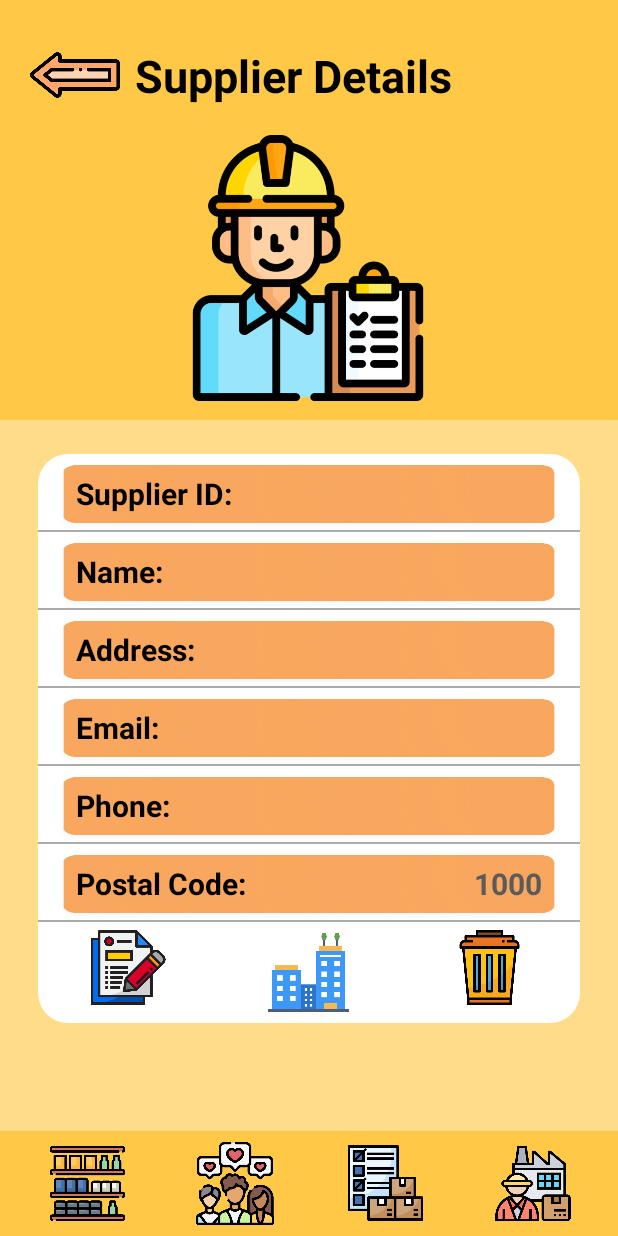
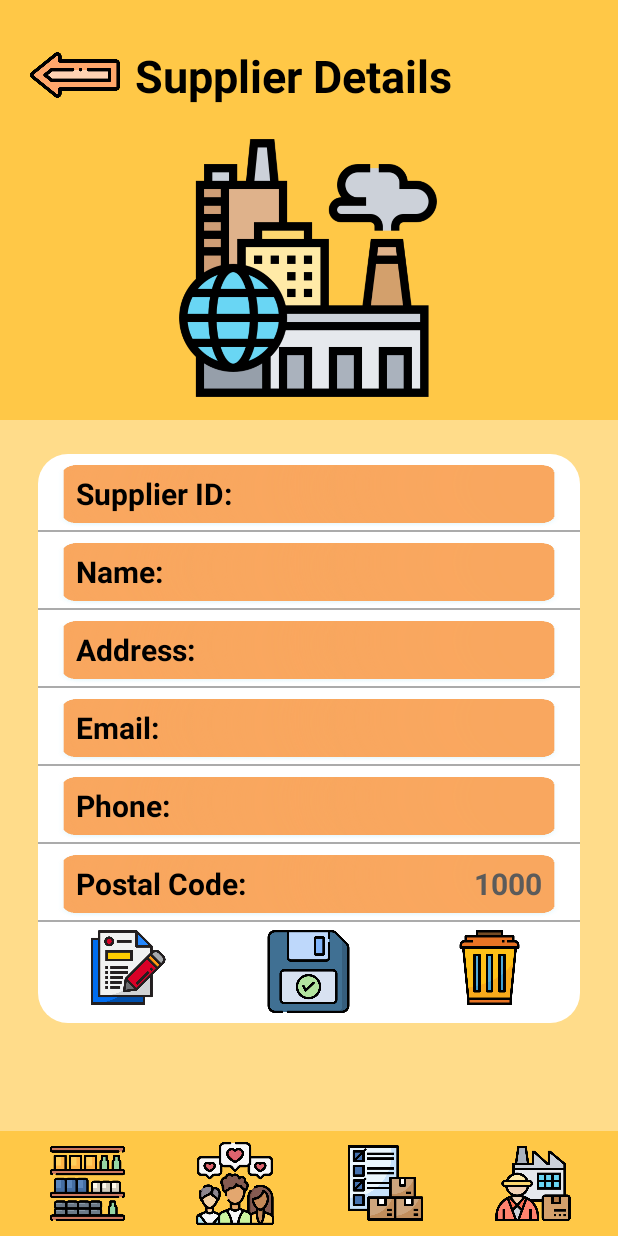
Before and after one commit to ChirathJ/Peaky-Blinders-MAD-Project, an Android app: the DetailsSupplier screen opened directly, with no data from a screen before it, on a phone screen of 412 x 824 dp. Run offline under Robolectric (Android 15) with nearby library versions, the phone set to English and light mode, and no system bars; Roboto replaces fonts that are not available here.

Commit message:
Image handling commit

```diff
--- a/app/src/main/res/layout/activity_add_supplier.xml
+++ b/app/src/main/res/layout/activity_add_supplier.xml
@@ -56,7 +56,7 @@
             app:layout_constraintHorizontal_bias="0.497"
             app:layout_constraintStart_toStartOf="parent"
             app:layout_constraintTop_toTopOf="parent"
-            app:srcCompat="@drawable/supplier" />
+            app:srcCompat="@drawable/company" />
 
 
 
--- a/app/src/main/res/layout/activity_details_supplier.xml
+++ b/app/src/main/res/layout/activity_details_supplier.xml
@@ -60,7 +60,7 @@
             app:layout_constraintHorizontal_bias="0.497"
             app:layout_constraintStart_toStartOf="parent"
             app:layout_constraintTop_toTopOf="parent"
-            app:srcCompat="@drawable/supplier" />
+            app:srcCompat="@drawable/factory" />
 
         <ScrollView
             android:id="@+id/scrollView2"
@@ -348,7 +348,7 @@
                         android:autofillHints="emailAddress"
                         android:layout_gravity="start"
                         android:layout_weight="1.0"
-                        android:src="@drawable/company3"
+                        android:src="@drawable/save"
                         android:scaleType="fitCenter"
                         android:adjustViewBounds="true"
                         android:background="@null"
--- a/app/src/main/res/layout/activity_update_supplier.xml
+++ b/app/src/main/res/layout/activity_update_supplier.xml
@@ -65,7 +65,7 @@
             app:layout_constraintHorizontal_bias="0.497"
             app:layout_constraintStart_toStartOf="parent"
             app:layout_constraintTop_toTopOf="parent"
-            app:srcCompat="@drawable/supplier" />
+            app:srcCompat="@drawable/company2" />
 
             <LinearLayout
                 android:id="@+id/linearLayout"
```
